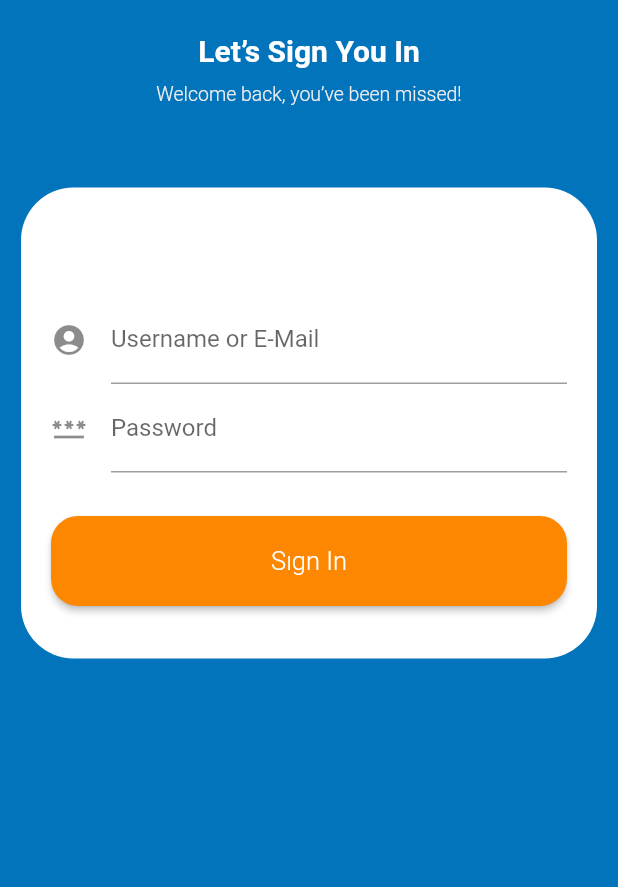
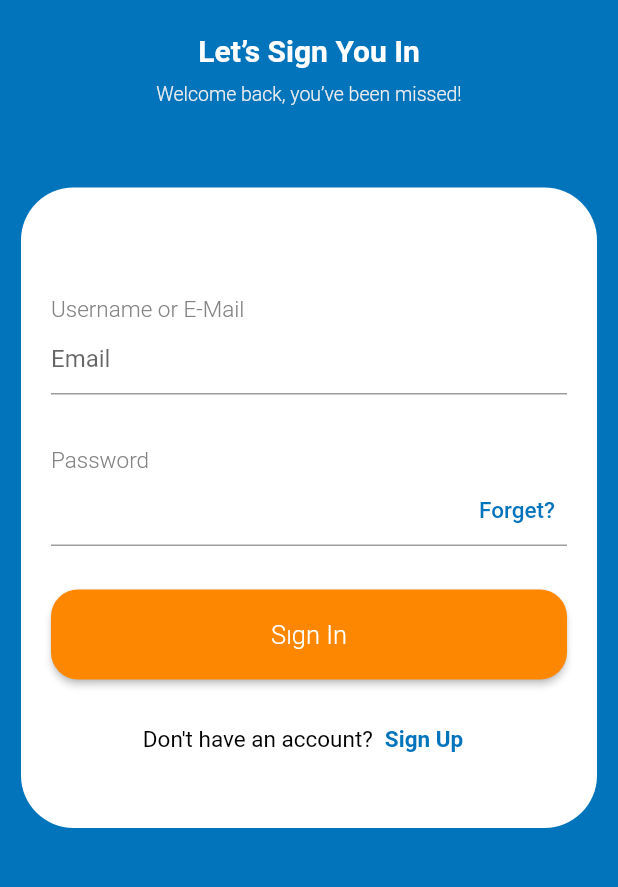
Before and after one commit to GGupzHH/getx_quick_start, a Flutter app: the ToyLoginView screen opened by its route, on a phone screen of 412 x 824 dp, the part 315-1202 px from its top. Run offline on Flutter 3.47's test engine with Material 2 defaults, Android fonts, the phone set to English and light mode, and no system bars; our stand-ins replace get.

Commit message:
feat: login page

```diff
--- a/lib/pages/toy/controller.dart
+++ b/lib/pages/toy/controller.dart
@@ -1,8 +1,7 @@
 import 'package:get/get.dart';
 
-class splashController extends GetxController {
-
-  final _obj = 0.obs;
-  set obj(value) => _obj.value = value;
-  get obj => _obj.value;
+class ToyController extends GetxController {
+  final _isUserNameValid = false.obs;
+  set isUserNameValid(value) => _isUserNameValid.value = value;
+  get isUserNameValid => _isUserNameValid.value;
 }
--- a/lib/pages/toy/toy-login.dart
+++ b/lib/pages/toy/toy-login.dart
@@ -1,5 +1,7 @@
 import 'package:flutter/material.dart';
 import 'package:flutter_application_1/assets.dart';
+import 'package:flutter_application_1/pages/toy/controller.dart';
+import 'package:get/get_state_manager/get_state_manager.dart';
 
 class ToyLoginView extends StatelessWidget {
   const ToyLoginView({Key key}) : super(key: key);
@@ -37,46 +39,109 @@ class ToyLoginView extends StatelessWidget {
   }
 
   Widget _buildForm() {
+    final controller = ToyController();
     return Container(
       padding: const EdgeInsets.fromLTRB(20, 72, 20, 35),
       margin: const EdgeInsets.fromLTRB(14, 55, 14, 0),
       decoration: const BoxDecoration(
-          color: Colors.white,
-          borderRadius: BorderRadius.all(Radius.circular(35))),
+        color: Colors.white,
+        borderRadius: BorderRadius.all(Radius.circular(35))
+      ),
       child: Column(
+        crossAxisAlignment: CrossAxisAlignment.start,
         children: [
+          const Text('Username or E-Mail',
+            textAlign: TextAlign.left,
+            style: TextStyle(
+              fontSize: 15,
+              color: Color(0xff838383),
+              fontWeight: FontWeight.w300,
+            )
+          ),
+          GetX<ToyController>(
+            init: controller,
+            initState: (_) {},
+            builder: (_) {
+              return TextField(
+                onChanged: (value) {
+                  bool valid = false;
+                  if (value.length > 6) {
+                    valid = true;
+                  } else {
+                    valid = false;
+                  }
+                  _.isUserNameValid = valid;
+                },
+                decoration: InputDecoration(
+                  hintText: "Email",
+                  // icon: const Icon(Icons.account_circle_sharp),
+                  suffixIcon: _.isUserNameValid == true
+                      ? const Icon(
+                          Icons.done,
+                          color: Colors.green,
+                        )
+                      : null,
+                ),
+              );
+            },
+          ),
+          const SizedBox(height: 35),
+          const Text('Password',
+              style: TextStyle(
+                fontSize: 15,
+                color: Color(0xff838383),
+                fontWeight: FontWeight.w300,
+              )),
           const TextField(
+            obscureText: true,
             decoration: InputDecoration(
-                label: Text('Username or E-Mail'),
-                icon: Icon(Icons.account_circle_sharp)),
-          ),
-          const TextField(
-            decoration: InputDecoration(
-                label: Text('Password'), icon: Icon(Icons.password)),
+              // icon: Icon(Icons.password),
+              suffixIcon: TextButton(
+                // onPressed: () {},
+                child: Text(
+                  "Forget?",
+                  style: TextStyle(
+                    fontSize: 15,
+                    color: Color(0xff0274bc),
+                    fontWeight: FontWeight.w500,
+                  ),
+                ),
+              ),
+            ),
           ),
           const SizedBox(height: 29),
           ElevatedButton(
             onPressed: () {},
             child: const Text(
               'Sıgn In',
-              style: TextStyle(
-                fontSize: 17,
-                fontWeight: FontWeight.w300
-              ),
+              style: TextStyle(fontSize: 17, fontWeight: FontWeight.w300),
             ),
             style: ButtonStyle(
-              minimumSize: MaterialStateProperty.all(
-                const Size(double.infinity, 60)
-              ),
-              backgroundColor: MaterialStateProperty.all(const Color(0xffFD8700)),
-              shape: MaterialStateProperty.all(
-                const RoundedRectangleBorder(
-                  borderRadius: BorderRadius.all(
-                    Radius.circular(18)
-                  )
-                )
-              ),
+              minimumSize:
+                  MaterialStateProperty.all(const Size(double.infinity, 60)),
+              backgroundColor:
+                  MaterialStateProperty.all(const Color(0xffFD8700)),
+              shape: MaterialStateProperty.all(const RoundedRectangleBorder(
+                  borderRadius: BorderRadius.all(Radius.circular(18)))),
             ),
+          ),
+          const SizedBox(height: 16),
+          Row(
+            mainAxisAlignment: MainAxisAlignment.center,
+            children: [
+              const Text("Don't have an account?", style: TextStyle(
+                color: Colors.black,
+                fontSize: 15
+              )),
+              TextButton(
+                onPressed: () {
+                },
+                child: const Text('Sign Up', style: TextStyle(
+                color: Color(0xff0274BC),
+                fontSize: 15,
+                fontWeight: FontWeight.bold,
+              ))),
+            ],
           )
         ],
       ),
```
